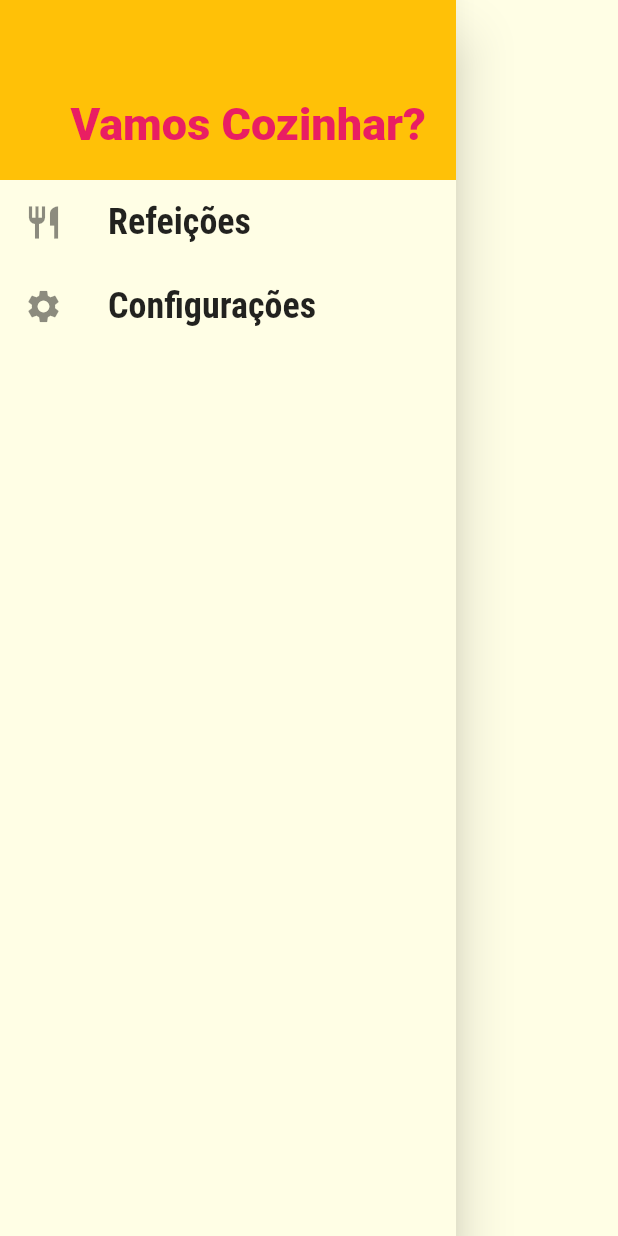
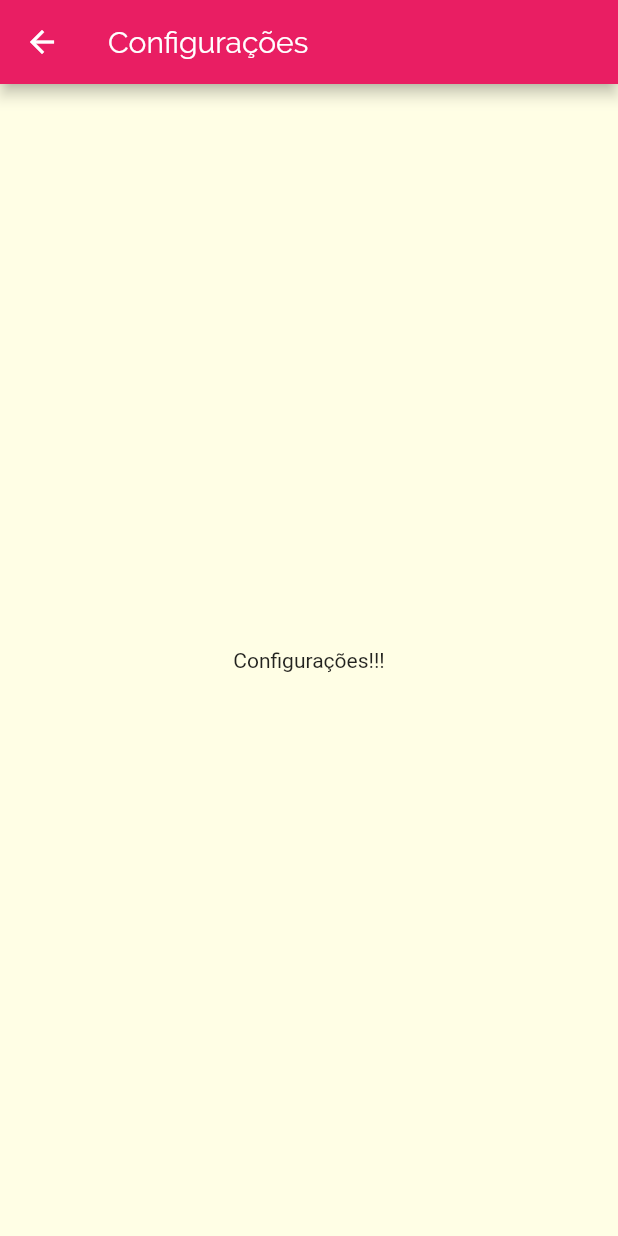
Before and after one commit to Augustocastilho/AppRestaurante, a Flutter app: the MainDrawer widget shown alone on an empty page, opened directly, after a tap on "Configurações", on a phone screen of 412 x 824 dp. Run offline on Flutter 3.47's test engine with Material 2 defaults, Android fonts, the phone set to English and light mode, and no system bars; network calls fail.

Commit message:
Insercao das rotas do Drawer

```diff
--- a/lib/components/main_drawer.dart
+++ b/lib/components/main_drawer.dart
@@ -1,22 +1,21 @@
 import 'package:flutter/material.dart';
 
+import '../utils/app_routs.dart';
+
 class MainDrawer extends StatelessWidget {
-
-  Widget _createItem(IconData icon, String label){
+  Widget _createItem(IconData icon, String label, Function onTap) {
     return ListTile(
       leading: Icon(
         icon,
         size: 26,
       ),
-      title: Text(
-        label,
-        style: TextStyle(
-          fontFamily: 'RobotoCondensed',
-          fontSize: 24,
-          fontWeight: FontWeight.bold,
-        )
-      ),
-      onTap: () {},
+      title: Text(label,
+          style: TextStyle(
+            fontFamily: 'RobotoCondensed',
+            fontSize: 24,
+            fontWeight: FontWeight.bold,
+          )),
+      onTap: onTap,
     );
   }
 
@@ -40,8 +39,16 @@ class MainDrawer extends StatelessWidget {
               ),
             ),
           ),
-          _createItem(Icons.restaurant, 'Refeições'),
-          _createItem(Icons.settings, 'Configurações'),
+          _createItem(
+            Icons.restaurant,
+            'Refeições',
+  () => Navigator.of(context).pushNamed(AppRoutes.HOME),
+          ),
+          _createItem(
+            Icons.settings,
+            'Configurações',
+            () => Navigator.of(context).pushNamed(AppRoutes.SETTINGS),
+          ),
         ],
       ),
     );
--- a/lib/main.dart
+++ b/lib/main.dart
@@ -1,4 +1,5 @@
 import 'package:flutter/material.dart';
+import 'package:meals/screens/settings_screen.dart';
 
 import 'utils/app_routs.dart';
 import 'screens/categories_screen.dart';
@@ -29,6 +30,7 @@ class MyApp extends StatelessWidget {
         AppRoutes.HOME: (ctx) => TabsScreen(),
         AppRoutes.CATEGORIES_MEALS: (ctx) => CategoriesMealsScreen(),
         AppRoutes.MEAL_DATAIL: (ctx) => MealDetailScreen(),
+        AppRoutes.SETTINGS: (ctx) => SettingsScreen(),
       },
       onUnknownRoute: (settings) {
         return MaterialPageRoute(
--- /dev/null
+++ b/lib/screens/settings_screen.dart
@@ -0,0 +1,15 @@
+import 'package:flutter/material.dart';
+
+class SettingsScreen extends StatelessWidget {
+  @override
+  Widget build(BuildContext context) {
+    return Scaffold(
+      appBar: AppBar(
+        title: Text('Configurações'),
+      ),
+      body: Center(
+        child: Text('Configurações!!!'),
+      ),
+    );
+  }
+}
--- a/lib/utils/app_routs.dart
+++ b/lib/utils/app_routs.dart
@@ -2,4 +2,5 @@ class AppRoutes {
   static const HOME = '/';
   static const CATEGORIES_MEALS = '/categories-meals';
   static const MEAL_DATAIL = '/meal-detail';
+  static const SETTINGS = '/settings';
 }
```
